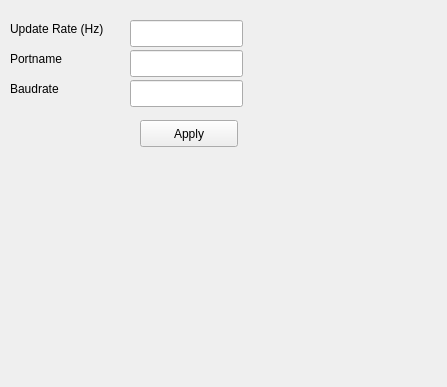
The window that Hanse/Module_XsensMTi/xsens_form.ui (iti-luebeck/HANSE2011) describes before a commit, drawn with Qt 5.
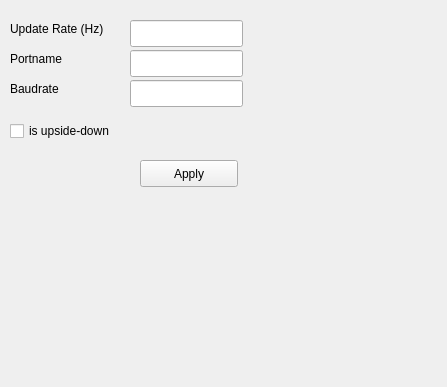
The same window after the commit.

```diff
--- a/Hanse/Module_XsensMTi/xsens_form.ui
+++ b/Hanse/Module_XsensMTi/xsens_form.ui
@@ -86,7 +86,7 @@
    <property name="geometry">
     <rect>
      <x>140</x>
-     <y>120</y>
+     <y>160</y>
      <width>98</width>
      <height>27</height>
     </rect>
@@ -95,6 +95,19 @@
     <string>Apply</string>
    </property>
   </widget>
+  <widget class="QCheckBox" name="checkBox">
+   <property name="geometry">
+    <rect>
+     <x>10</x>
+     <y>120</y>
+     <width>151</width>
+     <height>22</height>
+    </rect>
+   </property>
+   <property name="text">
+    <string>is upside-down</string>
+   </property>
+  </widget>
  </widget>
  <resources/>
  <connections/>
```
